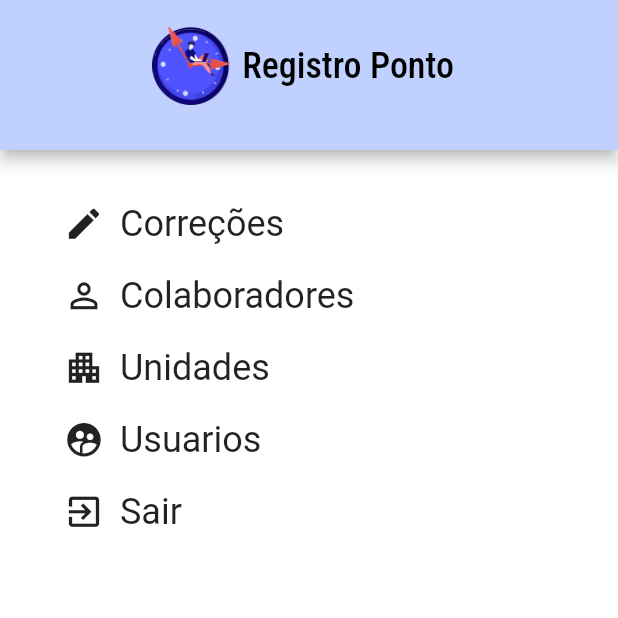
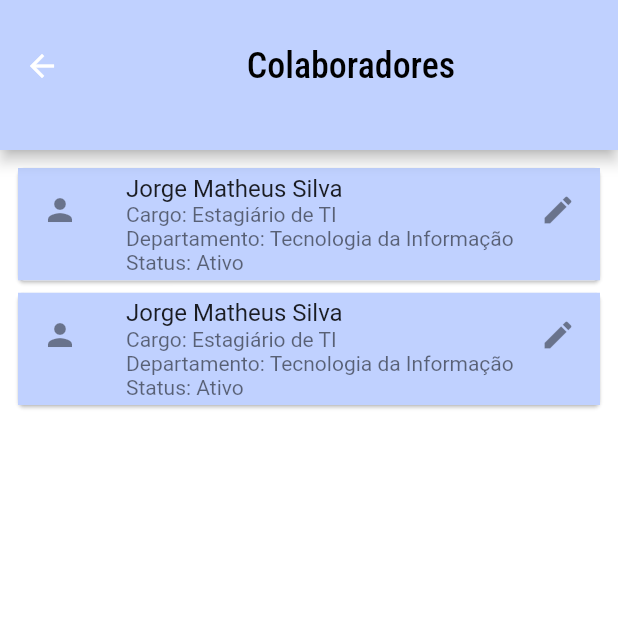
Before and after one commit to vinifoga/registroPonto, a Flutter app: the DashboardHRAnalist screen opened directly with empty values, after a tap on the "person outline" icon, on a phone screen of 412 x 824 dp, the top half of it. Run offline on Flutter 3.47's test engine with Material 2 defaults, Android fonts, the phone set to English and light mode, and no system bars; our stand-ins replace datetime_picker_formfield, firebase_core, google_fonts; accounts and stored records are empty.

Commit message:
Employee list screen

```diff
--- a/lib/screens/dashboard_hr_analist.dart
+++ b/lib/screens/dashboard_hr_analist.dart
@@ -9,6 +9,7 @@ import 'package:registroponto/screens/upload_file.dart';
 
 import '../constants.dart';
 import 'alerts.dart';
+import 'employee_list.dart';
 
 Uri url = Uri.parse("https://registro-ponto-api.herokuapp.com/registros");
 
@@ -28,7 +29,7 @@ class DashboardHRAnalist extends StatelessWidget {
               children: [
                 IconButton(onPressed: () {
                   Navigator.push(context,
-                  MaterialPageRoute(builder : (context) => ReclaimPunchHR()));
+                  MaterialPageRoute(builder : (context) => const ReclaimPunchHR()));
 
                 }, icon: const Icon(Icons.edit), iconSize: 27,),
                 const Text('Correções', style: TextStyle(fontSize: 24),)
@@ -39,7 +40,9 @@ class DashboardHRAnalist extends StatelessWidget {
             padding: const EdgeInsets.symmetric(horizontal: 32.0),
             child: Row(
               children: [
-                IconButton(onPressed: () {}, icon: const Icon(Icons.person_outline), iconSize: 27,),
+                IconButton(onPressed: () {
+                  Navigator.push(context, MaterialPageRoute(builder: (context) => const EmployeeList()));
+                }, icon: const Icon(Icons.person_outline), iconSize: 27,),
                 const Text('Colaboradores', style: TextStyle(fontSize: 24),)
               ],
             ),
--- /dev/null
+++ b/lib/screens/employee_list.dart
@@ -0,0 +1,62 @@
+import 'package:flutter/material.dart';
+import 'package:registroponto/components/app_bar_rp.dart';
+
+import '../constants.dart';
+
+class EmployeeList extends StatelessWidget {
+  const EmployeeList({Key? key}) : super(key: key);
+
+  @override
+  Widget build(BuildContext context) {
+    return Scaffold(
+      appBar: AppBarRp(showBackArrow: true, appBarTitle: 'Colaboradores', showImage: false,),
+      body: ListView(
+        padding: const EdgeInsets.all(8),
+        children: <Widget>[
+          GestureDetector(
+            child: Card(
+              child: ListTile(
+                leading: Icon(Icons.person),
+                title: Text('Jorge Matheus Silva'),
+                subtitle: Column(
+                  crossAxisAlignment: CrossAxisAlignment.start,
+                  children: [
+                    Text('Cargo: Estagiário de TI'),
+                    Text('Departamento: Tecnologia da Informação'),
+                    Text('Status: Ativo'),
+                  ],
+                ),
+                trailing: Icon(
+                  Icons.edit,
+                ),
+                tileColor: kPrimaryLightColor,
+              ),
+            ),
+          ),
+          GestureDetector(
+            child: Card(
+              child: ListTile(
+                leading: Icon(Icons.person),
+                title: Text('Jorge Matheus Silva'),
+                subtitle: Column(
+                  crossAxisAlignment: CrossAxisAlignment.start,
+                  children: [
+                    Text('Cargo: Estagiário de TI'),
+                    Text('Departamento: Tecnologia da Informação'),
+                    Text('Status: Ativo'),
+                  ],
+                ),
+                trailing: Icon(
+                  Icons.edit,
+                ),
+                tileColor: kPrimaryLightColor,
+              ),
+            ),
+          ),
+        ],
+      ),
+
+
+    );
+  }
+}
```
